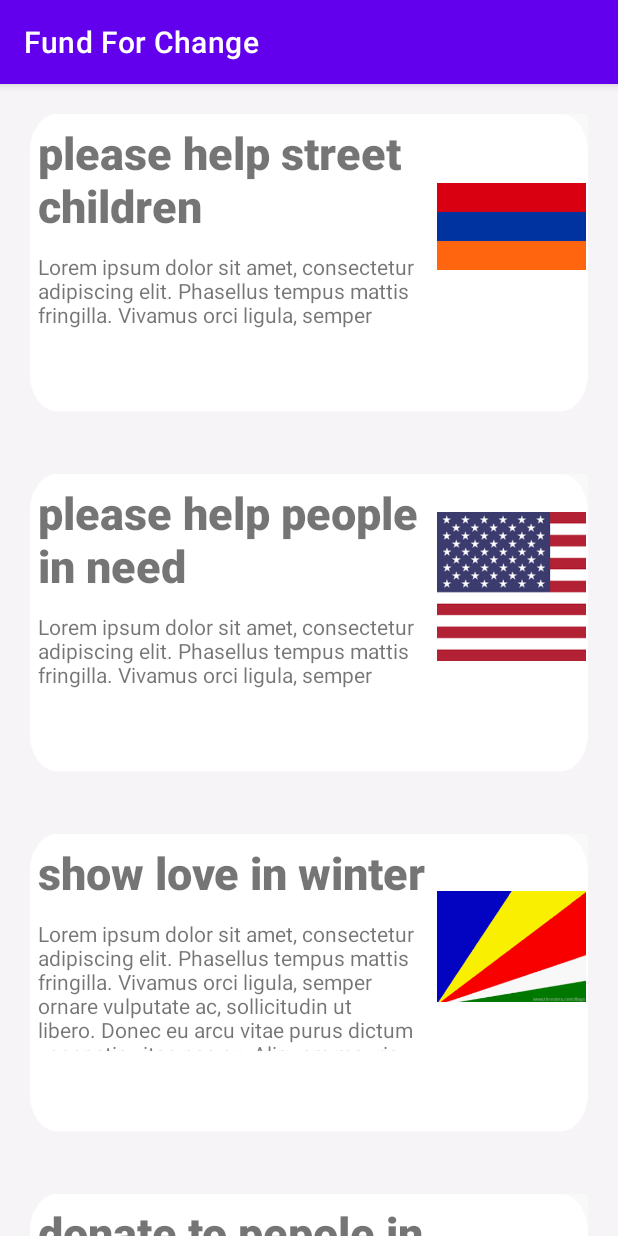
After one commit to emon253/FundForChange, an Android app: the fragment myevent shown on its own in the app's theme, on a phone screen of 412 x 824 dp. The commit adds this screen. Run offline under Robolectric (Android 15) with nearby library versions, the phone set to English and light mode, and no system bars; Roboto replaces fonts that are not available here.

Commit message:
added recycleView

```diff
--- a/app/build.gradle
+++ b/app/build.gradle
@@ -47,6 +47,7 @@ dependencies {
     implementation 'androidx.navigation:navigation-fragment:2.3.5'
     implementation 'androidx.navigation:navigation-ui:2.3.5'
     implementation 'androidx.legacy:legacy-support-v4:1.0.0'
+    implementation 'androidx.recyclerview:recyclerview:1.3.0-alpha01'
     testImplementation 'junit:junit:4.+'
     androidTestImplementation 'androidx.test.ext:junit:1.1.3'
     androidTestImplementation 'androidx.test.espresso:espresso-core:3.4.0'
--- a/app/src/main/java/com/example/fundforchange/activities/MainActivity.java
+++ b/app/src/main/java/com/example/fundforchange/activities/MainActivity.java
@@ -29,6 +29,7 @@ public class MainActivity extends AppCompatActivity {
     protected void onCreate(Bundle savedInstanceState) {
         super.onCreate(savedInstanceState);
 
+
         setContentView(R.layout.activity_main);
         getWindow().setFlags(WindowManager.LayoutParams.FLAG_FULLSCREEN,WindowManager.LayoutParams.FLAG_FULLSCREEN);
         if (getSupportActionBar() != null) {
--- a/app/src/main/java/com/example/fundforchange/activities/user/UserMainActivity.java
+++ b/app/src/main/java/com/example/fundforchange/activities/user/UserMainActivity.java
@@ -45,7 +45,7 @@ public class UserMainActivity extends AppCompatActivity {
         // Passing each menu ID as a set of Ids because each
         // menu should be considered as top level destinations.
         mAppBarConfiguration = new AppBarConfiguration.Builder(
-                R.id.nav_home, R.id.nav_gallery, R.id.nav_create_event)
+                R.id.nav_home, R.id.nav_myevents, R.id.nav_create_event)
                 .setOpenableLayout(drawer)
                 .build();
         NavController navController = Navigation.findNavController(this, R.id.nav_host_fragment_content_user_main);
--- /dev/null
+++ b/app/src/main/java/com/example/fundforchange/activities/user/myevents/MyeventViewModel.java
@@ -0,0 +1,8 @@
+package com.example.fundforchange.activities.user.myevents;
+
+import androidx.lifecycle.ViewModel;
+
+public class MyeventViewModel extends ViewModel {
+    // TODO: Implement the ViewModel
+
+}
--- /dev/null
+++ b/app/src/main/java/com/example/fundforchange/activities/user/myevents/myevent.java
@@ -0,0 +1,62 @@
+package com.example.fundforchange.activities.user.myevents;
+
+import androidx.lifecycle.ViewModelProvider;
+
+import android.os.Bundle;
+
+import androidx.annotation.NonNull;
+import androidx.annotation.Nullable;
+import androidx.fragment.app.Fragment;
+import androidx.recyclerview.widget.LinearLayoutManager;
+import androidx.recyclerview.widget.RecyclerView;
+
+import android.view.LayoutInflater;
+import android.view.View;
+import android.view.ViewGroup;
+import android.widget.AdapterView;
+import android.widget.ArrayAdapter;
+import android.widget.ListView;
+import android.widget.Toast;
+
+import com.example.fundforchange.R;
+import com.example.fundforchange.adapters.myevent_adapter;
+
+public class myevent extends Fragment {
+
+    private MyeventViewModel mViewModel;
+    myevent_adapter myAdapter;
+    RecyclerView recyclerView;
+    int[] images = {R.drawable.ayhay,
+            R.drawable.usa,
+            R.drawable.pusa,
+            R.drawable.kana,
+            R.drawable.kira,
+            R.drawable.dunno,
+            R.drawable.hoi};
+    String[] title, desc;
+
+    public static myevent newInstance() {
+        return new myevent();
+    }
+
+
+
+    @Override
+    public View onCreateView( LayoutInflater inflater,  ViewGroup container,
+                              Bundle savedInstanceState) {
+
+        View view = inflater.inflate(R.layout.fragment_myevent, container, false);
+        title = getResources().getStringArray(R.array.event_name);
+        desc = getResources().getStringArray(R.array.event_desc);
+        recyclerView = view.findViewById(R.id.myeventview);
+
+        myAdapter = new myevent_adapter(getActivity(), title, desc, images);
+        recyclerView.setAdapter(myAdapter);
+        recyclerView.setLayoutManager(new LinearLayoutManager(getActivity()));
+
+
+        return view;
+
+
+    }
+}
--- /dev/null
+++ b/app/src/main/java/com/example/fundforchange/adapters/myevent_adapter.java
@@ -0,0 +1,61 @@
+package com.example.fundforchange.adapters;
+
+import android.content.Context;
+import android.view.LayoutInflater;
+import android.view.View;
+import android.view.ViewGroup;
+import android.widget.ImageView;
+import android.widget.TextView;
+
+import androidx.annotation.NonNull;
+import androidx.recyclerview.widget.RecyclerView;
+
+import com.example.fundforchange.R;
+
+public class myevent_adapter extends RecyclerView.Adapter<myevent_adapter.MyViewHolder> {
+
+    Context context;
+    String[] title, desc;
+    int[] images;
+
+    public myevent_adapter(Context context, String[] title, String[] desc, int[] images) {
+        this.context = context;
+        this.title = title;
+        this.desc = desc;
+        this.images = images;
+    }
+
+    @NonNull
+    @Override
+    public MyViewHolder onCreateViewHolder(@NonNull ViewGroup parent, int viewType) {
+        LayoutInflater layoutInflater = LayoutInflater.from(context);
+        View view = layoutInflater.inflate(R.layout.myevent_design, parent, false);
+
+        return new MyViewHolder(view);
+    }
+
+    @Override
+    public void onBindViewHolder(@NonNull MyViewHolder holder, int position) {
+        holder.titleview.setText(title[position]);
+        holder.descview.setText(desc[position]);
+        holder.imageView.setImageResource(images[position]);
+    }
+
+    @Override
+    public int getItemCount() {
+       // System.out.println("title length is"+title.length);
+        return title.length;
+    }
+
+    class MyViewHolder extends RecyclerView.ViewHolder {
+
+        TextView titleview, descview;
+        ImageView imageView;
+       public MyViewHolder(@NonNull View itemView) {
+           super(itemView);
+           titleview = itemView.findViewById(R.id.eventtxt);
+           descview = itemView.findViewById(R.id.eventdesc);
+           imageView = itemView.findViewById(R.id.eventimg);
+       }
+   }
+}
--- /dev/null
+++ b/app/src/main/res/layout/fragment_myevent.xml
@@ -0,0 +1,14 @@
+<?xml version="1.0" encoding="utf-8"?>
+<LinearLayout xmlns:android="http://schemas.android.com/apk/res/android"
+    xmlns:tools="http://schemas.android.com/tools"
+    android:layout_width="match_parent"
+    android:layout_height="match_parent"
+    tools:context=".activities.user.myevents.myevent"
+    android:orientation="vertical">
+
+    <androidx.recyclerview.widget.RecyclerView
+        android:layout_width="match_parent"
+        android:layout_height="match_parent"
+        android:id="@+id/myeventview"/>
+
+</LinearLayout>
--- /dev/null
+++ b/app/src/main/res/layout/myevent_design.xml
@@ -0,0 +1,58 @@
+<?xml version="1.0" encoding="utf-8"?><!--  Single List Item Design -->
+<RelativeLayout xmlns:android="http://schemas.android.com/apk/res/android"
+    android:layout_width="match_parent"
+    android:layout_height="wrap_content"
+    android:background="#F6F4F6">
+
+    <RelativeLayout
+        android:layout_width="match_parent"
+        android:layout_height="wrap_content"
+        android:layout_margin="20dp"
+        android:background="@drawable/round_bk2"
+        android:backgroundTint="@color/white">
+
+        <LinearLayout
+            android:layout_width="match_parent"
+            android:layout_height="wrap_content"
+            android:orientation="horizontal">
+
+            <LinearLayout
+                android:layout_width="match_parent"
+                android:layout_height="match_parent"
+                android:layout_weight="2"
+                android:orientation="vertical">
+
+                <TextView
+                    android:id="@+id/eventtxt"
+                    android:layout_width="match_parent"
+                    android:layout_height="wrap_content"
+                    android:fontFamily="sans-serif-black"
+                    android:padding="5dp"
+                    android:text="Event 1"
+                    android:textSize="30sp" />
+
+                <TextView
+                    android:id="@+id/eventdesc"
+                    android:layout_width="match_parent"
+                    android:layout_height="match_parent"
+                    android:layout_alignBottom="@+id/eventtxt"
+                    android:padding="5dp"
+                    android:text="Event Description"></TextView>
+
+            </LinearLayout>
+
+            <ImageView
+                android:id="@+id/eventimg"
+                android:layout_width="150dp"
+                android:layout_height="150dp"
+                android:layout_alignParentRight="true"
+                android:layout_marginRight="1dp"
+                android:layout_weight="1"
+
+                android:src="@drawable/hospital_image" />
+
+
+        </LinearLayout>
+
+    </RelativeLayout>
+</RelativeLayout>
--- a/app/src/main/res/menu/activity_use_main_drawer.xml
+++ b/app/src/main/res/menu/activity_use_main_drawer.xml
@@ -9,9 +9,9 @@
             android:icon="@drawable/ic_menu_camera"
             android:title="@string/menu_home" />
         <item
-            android:id="@+id/nav_gallery"
+            android:id="@+id/nav_myevents"
             android:icon="@drawable/ic_menu_gallery"
-            android:title="@string/menu_gallery" />
+            android:title="@string/menu_myevents" />
         <item
             android:id="@+id/nav_create_event"
             android:icon="@drawable/ic_action_create_event"
--- a/app/src/main/res/navigation/mobile_navigation.xml
+++ b/app/src/main/res/navigation/mobile_navigation.xml
@@ -12,18 +12,19 @@
         tools:layout="@layout/fragment_home" />
 
     <fragment
+        android:id="@+id/nav_myevents"
+        android:name="com.example.fundforchange.activities.user.myevents.myevent"
+        android:label="@string/menu_myevents"
+        tools:layout="@layout/fragment_myevent"/>
+
+    <fragment
         android:id="@+id/nav_create_event"
         android:name="com.example.fundforchange.activities.user.event.CreateEventFragment"
         android:label="Create an Event"
         tools:layout="@layout/fragment_create_event"
         />
 
-    <fragment
-        android:id="@+id/nav_create_event2"
-        android:name="com.example.fundforchange.activities.user.event.CreateEventFragment"
-        android:label="Create an Event"
-        tools:layout="@layout/fragment_create_event2"
-        />
+
 
 
 </navigation>
--- a/app/src/main/res/values/strings.xml
+++ b/app/src/main/res/values/strings.xml
@@ -8,9 +8,29 @@
     <string name="action_settings">Settings</string>
 
     <string name="menu_home">Home</string>
-    <string name="menu_gallery">My Fund</string>
+    <string name="menu_myevents">My Events</string>
     <!-- TODO: Remove or change this placeholder text -->
     <string name="hello_blank_fragment">Hello blank fragment</string>
     <string name="menu_requestEvent">Request an Event</string>
     <string name="input_helper_text">Required*</string>
+
+    <string-array name="event_desc">
+        <item>Lorem ipsum dolor sit amet, consectetur adipiscing elit. Phasellus tempus mattis fringilla. Vivamus orci ligula, semper ornare vulputate ac, sollicitudin ut libero. Donec eu arcu vitae purus dictum venenatis vitae nec ex. Aliquam mauris ligula, pretium eu dui ac, tristique eleifend tortor. Curabitur mi lectus, accumsan vel pharetra a, mattis in enim. Vivamus vehicula turpis non dapibus faucibus. Donec efficitur dolor et nisi fermentum ornare. Etiam et enim semper odio pretium pellentesque et et quam. Sed ullamcorper libero at eros viverra pretium. Praesent placerat dolor vitae aliquam elementum. Etiam et varius orci, non ornare erat.</item>
+        <item>Lorem ipsum dolor sit amet, consectetur adipiscing elit. Phasellus tempus mattis fringilla. Vivamus orci ligula, semper ornare vulputate ac, sollicitudin ut libero. Donec eu arcu vitae purus dictum venenatis vitae nec ex. Aliquam mauris ligula, pretium eu dui ac, tristique eleifend tortor. Curabitur mi lectus, accumsan vel pharetra a, mattis in enim. Vivamus vehicula turpis non dapibus faucibus. Donec efficitur dolor et nisi fermentum ornare. Etiam et enim semper odio pretium pellentesque et et quam. Sed ullamcorper libero at eros viverra pretium. Praesent placerat dolor vitae aliquam elementum. Etiam et varius orci, non ornare erat.</item>
+        <item>Lorem ipsum dolor sit amet, consectetur adipiscing elit. Phasellus tempus mattis fringilla. Vivamus orci ligula, semper ornare vulputate ac, sollicitudin ut libero. Donec eu arcu vitae purus dictum venenatis vitae nec ex. Aliquam mauris ligula, pretium eu dui ac, tristique eleifend tortor. Curabitur mi lectus, accumsan vel pharetra a, mattis in enim. Vivamus vehicula turpis non dapibus faucibus. Donec efficitur dolor et nisi fermentum ornare. Etiam et enim semper odio pretium pellentesque et et quam. Sed ullamcorper libero at eros viverra pretium. Praesent placerat dolor vitae aliquam elementum. Etiam et varius orci, non ornare erat.</item>
+        <item>Lorem ipsum dolor sit amet, consectetur adipiscing elit. Phasellus tempus mattis fringilla. Vivamus orci ligula, semper ornare vulputate ac, sollicitudin ut libero. Donec eu arcu vitae purus dictum venenatis vitae nec ex. Aliquam mauris ligula, pretium eu dui ac, tristique eleifend tortor. Curabitur mi lectus, accumsan vel pharetra a, mattis in enim. Vivamus vehicula turpis non dapibus faucibus. Donec efficitur dolor et nisi fermentum ornare. Etiam et enim semper odio pretium pellentesque et et quam. Sed ullamcorper libero at eros viverra pretium. Praesent placerat dolor vitae aliquam elementum. Etiam et varius orci, non ornare erat.</item>
+        <item>Lorem ipsum dolor sit amet, consectetur adipiscing elit. Phasellus tempus mattis fringilla. Vivamus orci ligula, semper ornare vulputate ac, sollicitudin ut libero. Donec eu arcu vitae purus dictum venenatis vitae nec ex. Aliquam mauris ligula, pretium eu dui ac, tristique eleifend tortor. Curabitur mi lectus, accumsan vel pharetra a, mattis in enim. Vivamus vehicula turpis non dapibus faucibus. Donec efficitur dolor et nisi fermentum ornare. Etiam et enim semper odio pretium pellentesque et et quam. Sed ullamcorper libero at eros viverra pretium. Praesent placerat dolor vitae aliquam elementum. Etiam et varius orci, non ornare erat.</item>
+        <item>Lorem ipsum dolor sit amet, consectetur adipiscing elit. Phasellus tempus mattis fringilla. Vivamus orci ligula, semper ornare vulputate ac, sollicitudin ut libero. Donec eu arcu vitae purus dictum venenatis vitae nec ex. Aliquam mauris ligula, pretium eu dui ac, tristique eleifend tortor. Curabitur mi lectus, accumsan vel pharetra a, mattis in enim. Vivamus vehicula turpis non dapibus faucibus. Donec efficitur dolor et nisi fermentum ornare. Etiam et enim semper odio pretium pellentesque et et quam. Sed ullamcorper libero at eros viverra pretium. Praesent placerat dolor vitae aliquam elementum. Etiam et varius orci, non ornare erat.</item>
+        <item>Lorem ipsum dolor sit amet, consectetur adipiscing elit. Phasellus tempus mattis fringilla. Vivamus orci ligula, semper ornare vulputate ac, sollicitudin ut libero. Donec eu arcu vitae purus dictum venenatis vitae nec ex. Aliquam mauris ligula, pretium eu dui ac, tristique eleifend tortor. Curabitur mi lectus, accumsan vel pharetra a, mattis in enim. Vivamus vehicula turpis non dapibus faucibus. Donec efficitur dolor et nisi fermentum ornare. Etiam et enim semper odio pretium pellentesque et et quam. Sed ullamcorper libero at eros viverra pretium. Praesent placerat dolor vitae aliquam elementum. Etiam et varius orci, non ornare erat.</item>
+
+    </string-array>
+    <string-array name="event_name">
+        <item>please help street children</item>
+        <item>please help people in need</item>
+        <item>show love in winter</item>
+        <item>donate to pepole in winter</item>
+        <item>help a friend fight cancer</item>
+        <item>need money for heart surgery</item>
+        <item>organization for disabled people</item>
+    </string-array>
 </resources>
```
Also changed, not shown: app/src/main/res/drawable-tvdpi/ayhay.png (added), app/src/main/res/drawable-tvdpi/dunno.png (added), app/src/main/res/drawable-tvdpi/hoi.png (added), app/src/main/res/drawable-tvdpi/kana.jpg (added), app/src/main/res/drawable-tvdpi/kira.png (added), app/src/main/res/drawable-tvdpi/pusa.png (added), app/src/main/res/drawable-tvdpi/usa.png (added).
